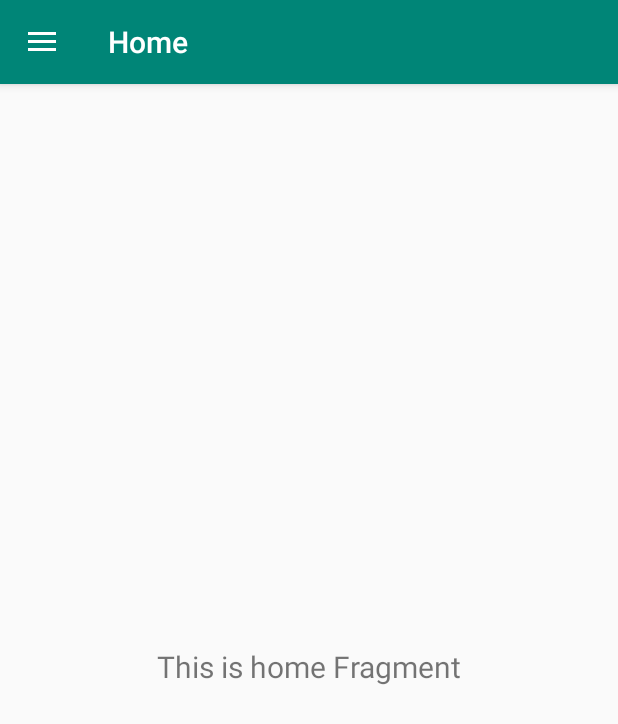
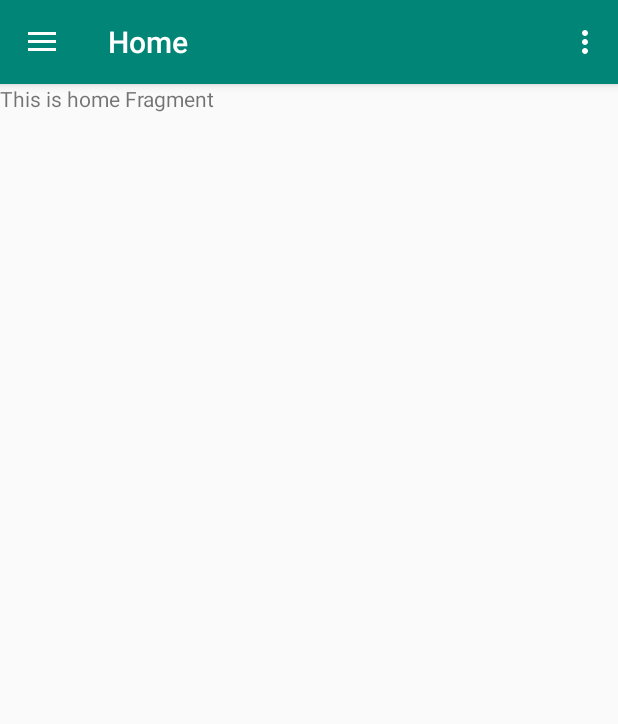
Before and after one commit to BuildForSDGCohort2/Team-SmartSurvelliance-mobile, an Android app: the screen it shows after launch (MainActivity), on a phone screen of 412 x 824 dp. Shown: the top 724 px of the screen. Run offline under Robolectric (Android 15) with nearby library versions, the phone set to English and light mode, and no system bars; our stand-ins replace Timber, navigation-ui; libraries missing offline, so code that uses them is left out: com.amazonaws.mobile, com.amplifyframework.api, com.amplifyframework.auth, com.amplifyframework.core; 6 statements that could not run were skipped.

Commit message:
settings fragment UI

```diff
--- a/app/build.gradle
+++ b/app/build.gradle
@@ -84,6 +84,9 @@ dependencies {
     implementation 'com.google.firebase:firebase-messaging:20.2.4'
     implementation 'com.google.firebase:firebase-analytics:17.5.0'
 
+    /*Circular Image dependency*/
+    implementation 'de.hdodenhof:circleimageview:3.1.0'
+
 
     coreLibraryDesugaring 'com.android.tools:desugar_jdk_libs:1.0.10'
 
--- a/app/src/main/java/com/production/smartsurvelliance/MainActivity.kt
+++ b/app/src/main/java/com/production/smartsurvelliance/MainActivity.kt
@@ -6,6 +6,7 @@ import android.content.Intent
 import android.content.IntentFilter
 import android.os.Bundle
 import android.util.Log
+import android.view.Menu
 import android.view.View
 import android.widget.Toast
 import androidx.appcompat.app.AppCompatActivity
@@ -167,6 +168,11 @@ class MainActivity : AppCompatActivity() {
 
 
 
+    }
+
+    override fun onCreateOptionsMenu(menu: Menu?): Boolean {
+            menuInflater.inflate(R.menu.main, menu)
+        return super.onCreateOptionsMenu(menu)
     }
 
     override fun onSupportNavigateUp(): Boolean {
--- /dev/null
+++ b/app/src/main/res/drawable/ic_baseline_arrow_back_24.xml
@@ -0,0 +1,5 @@
+<vector android:height="24dp" android:tint="#2BA5A5"
+    android:viewportHeight="24" android:viewportWidth="24"
+    android:width="24dp" xmlns:android="http://schemas.android.com/apk/res/android">
+    <path android:fillColor="@android:color/white" android:pathData="M20,11H7.83l5.59,-5.59L12,4l-8,8 8,8 1.41,-1.41L7.83,13H20v-2z"/>
+</vector>
--- /dev/null
+++ b/app/src/main/res/drawable/ic_baseline_settings_24.xml
@@ -0,0 +1,5 @@
+<vector android:height="24dp" android:tint="#FFFFFF"
+    android:viewportHeight="24" android:viewportWidth="24"
+    android:width="24dp" xmlns:android="http://schemas.android.com/apk/res/android">
+    <path android:fillColor="@android:color/white" android:pathData="M19.14,12.94c0.04,-0.3 0.06,-0.61 0.06,-0.94c0,-0.32 -0.02,-0.64 -0.07,-0.94l2.03,-1.58c0.18,-0.14 0.23,-0.41 0.12,-0.61l-1.92,-3.32c-0.12,-0.22 -0.37,-0.29 -0.59,-0.22l-2.39,0.96c-0.5,-0.38 -1.03,-0.7 -1.62,-0.94L14.4,2.81c-0.04,-0.24 -0.24,-0.41 -0.48,-0.41h-3.84c-0.24,0 -0.43,0.17 -0.47,0.41L9.25,5.35C8.66,5.59 8.12,5.92 7.63,6.29L5.24,5.33c-0.22,-0.08 -0.47,0 -0.59,0.22L2.74,8.87C2.62,9.08 2.66,9.34 2.86,9.48l2.03,1.58C4.84,11.36 4.8,11.69 4.8,12s0.02,0.64 0.07,0.94l-2.03,1.58c-0.18,0.14 -0.23,0.41 -0.12,0.61l1.92,3.32c0.12,0.22 0.37,0.29 0.59,0.22l2.39,-0.96c0.5,0.38 1.03,0.7 1.62,0.94l0.36,2.54c0.05,0.24 0.24,0.41 0.48,0.41h3.84c0.24,0 0.44,-0.17 0.47,-0.41l0.36,-2.54c0.59,-0.24 1.13,-0.56 1.62,-0.94l2.39,0.96c0.22,0.08 0.47,0 0.59,-0.22l1.92,-3.32c0.12,-0.22 0.07,-0.47 -0.12,-0.61L19.14,12.94zM12,15.6c-1.98,0 -3.6,-1.62 -3.6,-3.6s1.62,-3.6 3.6,-3.6s3.6,1.62 3.6,3.6S13.98,15.6 12,15.6z"/>
+</vector>
--- a/app/src/main/res/layout/fragment_home.xml
+++ b/app/src/main/res/layout/fragment_home.xml
@@ -6,18 +6,21 @@
     android:layout_height="match_parent"
     tools:context=".ui.home.HomeFragment">
 
-    <TextView
-        android:id="@+id/text_home"
+
+    <LinearLayout
         android:layout_width="match_parent"
-        android:layout_height="wrap_content"
-        android:layout_marginStart="8dp"
-        android:layout_marginTop="8dp"
-        android:layout_marginEnd="8dp"
-        android:textAlignment="center"
-        android:textSize="20sp"
-        android:text="Home"
+        android:layout_height="match_parent"
+        android:orientation="vertical"
         app:layout_constraintBottom_toBottomOf="parent"
         app:layout_constraintEnd_toEndOf="parent"
         app:layout_constraintStart_toStartOf="parent"
-        app:layout_constraintTop_toTopOf="parent" />
+        app:layout_constraintTop_toTopOf="parent">
+
+        <TextView
+            android:id="@+id/text_home"
+            android:layout_width="wrap_content"
+            android:layout_height="wrap_content"/>
+
+
+    </LinearLayout>
 </androidx.constraintlayout.widget.ConstraintLayout>
--- a/app/src/main/res/layout/fragment_verify_picture.xml
+++ b/app/src/main/res/layout/fragment_verify_picture.xml
@@ -40,6 +40,7 @@
             tools:layout_editor_absoluteX="20dp" />
 
         <LinearLayout
+            android:id="@+id/addNameDialogue"
             android:layout_width="wrap_content"
             android:layout_height="wrap_content"
             android:layout_marginTop="8dp"
--- a/app/src/main/res/menu/activity_main_drawer.xml
+++ b/app/src/main/res/menu/activity_main_drawer.xml
@@ -7,38 +7,44 @@
         <item
             android:id="@+id/nav_home"
             android:icon="@drawable/ic_home_white_24dp"
-            android:title="Home"/>
+            android:title="@string/title_home"/>
 
         <item
             android:id="@+id/nav_dashboard"
             android:icon="@drawable/ic_dashboard_white_24dp"
-            android:title="Dashboard"/>
+            android:title="@string/title_dashboard"/>
     </group>
 
     <group>
         <item
             android:id="@+id/nav_live_feed"
             android:icon="@drawable/ic_baseline_videocam_24"
-            android:title="Video Stream"/>
+            android:title="@string/title_video_stream"/>
 
         <item
             android:id="@+id/nav_notifications"
             android:icon="@drawable/ic_baseline_notifications_24"
-            android:title="Notifications"/>
+            android:title="@string/title_notifications"/>
 
         <item
             android:id="@+id/nav_customer_support"
             android:icon="@drawable/ic_baseline_contact_support_24"
-            android:title="Customer Support"/>
+            android:title="@string/title_support"/>
 
         <item
             android:id="@+id/nav_faqs"
             android:icon="@drawable/ic_baseline_question_answer_24"
-            android:title="Faqs"/>
+            android:title="@string/title_faqs"/>
 
         <item
             android:id="@+id/nav_subscriptions"
             android:icon="@drawable/ic_baseline_subscriptions_24"
-            android:title="Subscription"/>
+            android:title="@string/title_subscriptions"/>
+
+        <item
+            android:id="@+id/nav_settings"
+            android:icon="@drawable/ic_baseline_settings_24"
+            android:title="@string/title_settings"
+            />
     </group>
 </menu>
--- /dev/null
+++ b/app/src/main/res/menu/main.xml
@@ -0,0 +1,16 @@
+<?xml version="1.0" encoding="utf-8"?>
+<menu xmlns:android="http://schemas.android.com/apk/res/android"
+    xmlns:app="http://schemas.android.com/apk/res-auto">
+    <item
+        android:id="@+id/actionSettings"
+        android:orderInCategory="100"
+        android:title="@string/action_settings"
+        app:showAsAction="never" />
+    <item
+        android:id="@+id/actionSignOut"
+        android:orderInCategory="200"
+        android:title="@string/action_sign_out"
+        app:showAsAction="never"
+        />
+
+</menu>
--- a/app/src/main/res/navigation/mobile_navigation.xml
+++ b/app/src/main/res/navigation/mobile_navigation.xml
@@ -47,4 +47,9 @@
         android:name="com.production.smartsurvelliance.ui.faqs.FaqsFragment"
         android:label="@string/title_faqs"
         tools:layout="@layout/faqs_fragment" />
+    <fragment
+        android:id="@+id/nav_settings"
+        android:name="com.production.smartsurvelliance.ui.settings.SettingsFragment"
+        android:label="@string/title_settings"
+        tools:layout="@layout/fragment_settings" />
 </navigation>
--- a/app/src/main/res/values/dimens.xml
+++ b/app/src/main/res/values/dimens.xml
@@ -4,4 +4,7 @@
     <dimen name="activity_vertical_margin">16dp</dimen>
     <dimen name="icon_padding">4dp</dimen>
     <dimen name="padding_12">12dp</dimen>
+    <dimen name="dimens2">2dp</dimen>
+    <dimen name="padding_8">8dp</dimen>
+    <dimen name="padding4">4dp</dimen>
 </resources>
--- a/app/src/main/res/values/strings.xml
+++ b/app/src/main/res/values/strings.xml
@@ -12,5 +12,11 @@
     <string name="title_support">Support</string>
     <string name="title_subscriptions">Subscriptions</string>
     <string name="title_faqs">Faqs</string>
+    <!-- TODO: Remove or change this placeholder text -->
+    <string name="hello_blank_fragment">Hello blank fragment</string>
+    <string name="action_settings">Settings</string>
+    <string name="action_sign_out">Sign Out</string>
+    <string name="title_settings">Settings</string>
+    <string name="title_video_stream">Video Stream</string>
 
 </resources>
```
Also changed, not shown: app/src/main/java/com/production/smartsurvelliance/ui/settings/SettingsFragment.kt (added, +60 -0 lines), app/src/main/res/layout/fragment_settings.xml (added, +110 -0 lines), app/src/main/res/layout/nav_header_main.xml (+2 -14 lines).
